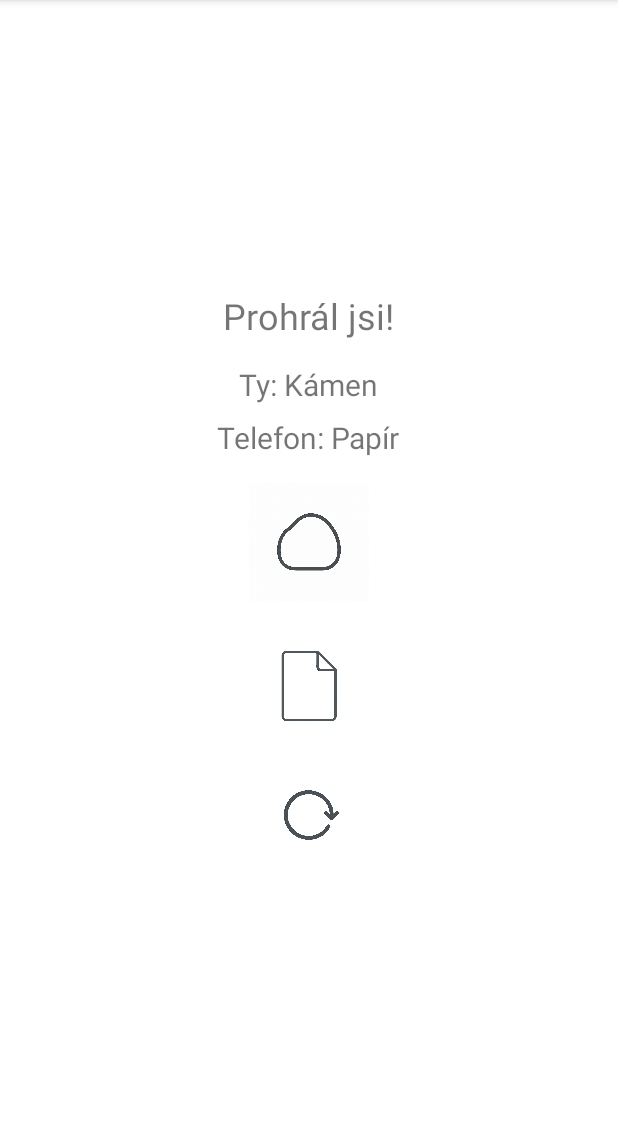
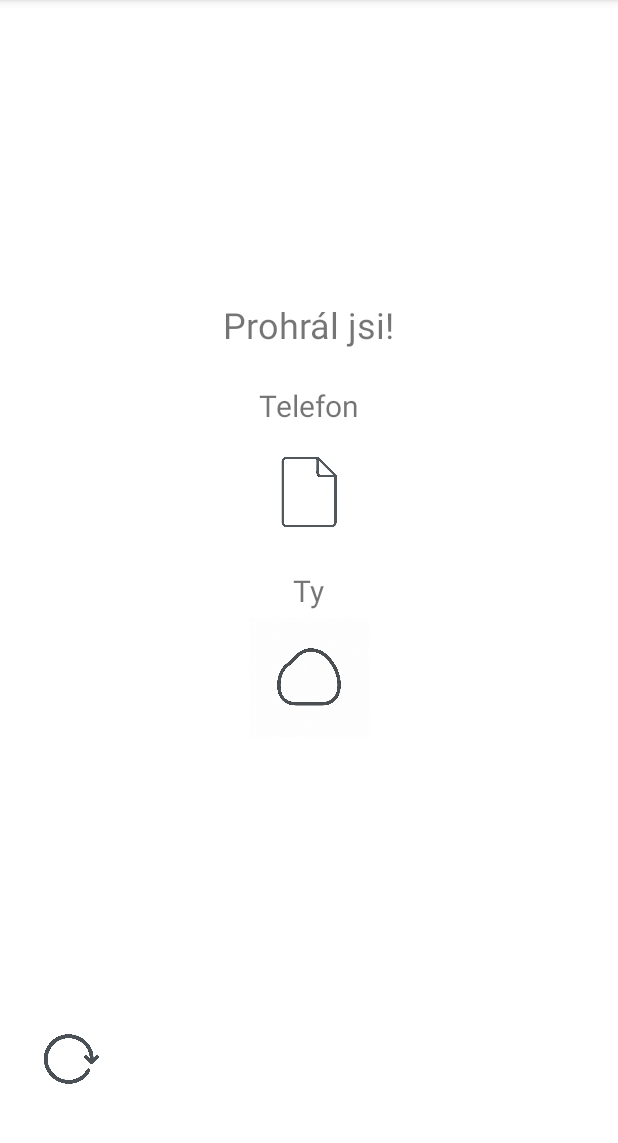
Before and after one commit to Backo47/Rock_Paper_Scissors, an Android app: the screen it shows after launch (MainActivity), after a tap on "Ikona kamene", on a phone screen of 412 x 824 dp, the part 84-1227 px from its top. Run offline under Robolectric (Android 15) with nearby library versions, the phone set to English and light mode, and no system bars.

Commit message:
Added icons

```diff
--- a/app/src/main/java/com/example/kamennuzkypapir/MainActivity.kt
+++ b/app/src/main/java/com/example/kamennuzkypapir/MainActivity.kt
@@ -10,13 +10,14 @@ import kotlin.random.Random
 
 class MainActivity : AppCompatActivity() {
     private lateinit var resultTextView: TextView
-    private lateinit var computerChoiceTextView: TextView
-    private lateinit var userChoiceTextView: TextView
-
+    private lateinit var computerLabel: TextView
+    private lateinit var playerLabel: TextView
     private lateinit var rockButton: ImageButton
     private lateinit var paperButton: ImageButton
     private lateinit var scissorsButton: ImageButton
     private lateinit var computerIcon: ImageView
+    private lateinit var playerIcon: ImageView
+    private lateinit var choicesContainer: View
     private lateinit var repeatButton: ImageButton
 
     override fun onCreate(savedInstanceState: Bundle?) {
@@ -24,16 +25,17 @@ class MainActivity : AppCompatActivity() {
         setContentView(R.layout.activity_main)
 
         resultTextView = findViewById(R.id.result_text)
-        computerChoiceTextView = findViewById(R.id.computer_choice_text)
-        userChoiceTextView = findViewById(R.id.user_choice_text)
-
-        // Initialize choice buttons
+        // Initialize labels and icons
+        computerLabel = findViewById(R.id.computer_label)
+        playerLabel = findViewById(R.id.player_label)
+        computerIcon = findViewById(R.id.computer_icon)
+        playerIcon = findViewById(R.id.player_icon)
+        // Initialize choice container and buttons
+        choicesContainer = findViewById(R.id.choices_container)
         rockButton = findViewById(R.id.rock_button)
         paperButton = findViewById(R.id.paper_button)
         scissorsButton = findViewById(R.id.scissors_button)
-
-        // Initialize computer icon and repeat button
-        computerIcon = findViewById(R.id.computer_icon)
+        // Repeat button
         repeatButton = findViewById(R.id.repeat_button)
 
         // Set click listeners for player's choice
@@ -46,40 +48,40 @@ class MainActivity : AppCompatActivity() {
     }
 
     private fun playGame(userChoice: String) {
-        // Display player's choice text
-        userChoiceTextView.text = "Ty: $userChoice"
-        // Hide buttons that were not chosen
-        when (userChoice) {
-            "Kámen" -> {
-                paperButton.visibility = View.GONE
-                scissorsButton.visibility = View.GONE
-            }
-            "Papír" -> {
-                rockButton.visibility = View.GONE
-                scissorsButton.visibility = View.GONE
-            }
-            "Nůžky" -> {
-                rockButton.visibility = View.GONE
-                paperButton.visibility = View.GONE
-            }
-        }
-        // Disable all buttons to prevent multiple selections
+        // Disable all choice buttons to prevent multiple selections
         rockButton.isEnabled = false
         paperButton.isEnabled = false
         scissorsButton.isEnabled = false
 
+        // Hide the entire container of choice buttons so the result area can expand
+        choicesContainer.visibility = View.GONE
+
+        // Show labels for computer and player
+        computerLabel.visibility = View.VISIBLE
+        playerLabel.visibility = View.VISIBLE
+
+        // Set player's icon based on their choice and show it
+        when (userChoice) {
+            "Kámen" -> playerIcon.setImageResource(R.drawable.rock)
+            "Papír" -> playerIcon.setImageResource(R.drawable.paper)
+            "Nůžky" -> playerIcon.setImageResource(R.drawable.scissors)
+        }
+        playerIcon.visibility = View.VISIBLE
+
+        // Generate computer's choice
         val computerChoice = getComputerChoice()
-        computerChoiceTextView.text = "Telefon: $computerChoice"
-        // Set computer icon based on choice and show it
+        // Set computer's icon accordingly
         when (computerChoice) {
             "Kámen" -> computerIcon.setImageResource(R.drawable.rock)
             "Papír" -> computerIcon.setImageResource(R.drawable.paper)
             "Nůžky" -> computerIcon.setImageResource(R.drawable.scissors)
         }
         computerIcon.visibility = View.VISIBLE
+
         // Determine winner and display result
         resultTextView.text = determineWinner(userChoice, computerChoice)
-        // Show repeat button
+
+        // Show the repeat button to allow starting a new round
         repeatButton.visibility = View.VISIBLE
     }
 
@@ -108,20 +110,19 @@ class MainActivity : AppCompatActivity() {
      * resets the result and choice labels.
      */
     private fun resetGame() {
-        // Show all buttons
-        rockButton.visibility = View.VISIBLE
-        paperButton.visibility = View.VISIBLE
-        scissorsButton.visibility = View.VISIBLE
-        // Enable buttons again for selection
+        // Show the container with all choice buttons
+        choicesContainer.visibility = View.VISIBLE
+        // Re-enable all choice buttons
         rockButton.isEnabled = true
         paperButton.isEnabled = true
         scissorsButton.isEnabled = true
-        // Hide computer icon and repeat button
+        // Hide result-specific elements
+        computerLabel.visibility = View.GONE
+        playerLabel.visibility = View.GONE
         computerIcon.visibility = View.GONE
+        playerIcon.visibility = View.GONE
         repeatButton.visibility = View.GONE
-        // Reset text views
+        // Reset result text
         resultTextView.text = getString(R.string.vyberte_k_men_n_ky_nebo_pap_r)
-        userChoiceTextView.text = ""
-        computerChoiceTextView.text = ""
     }
 }
--- a/app/src/main/res/layout/activity_main.xml
+++ b/app/src/main/res/layout/activity_main.xml
@@ -1,12 +1,20 @@
 <?xml version="1.0" encoding="utf-8"?>
 <LinearLayout xmlns:android="http://schemas.android.com/apk/res/android"
-    xmlns:app="http://schemas.android.com/apk/res-auto"
     android:layout_width="match_parent"
     android:layout_height="match_parent"
     android:orientation="vertical"
-    android:gravity="center"
     android:padding="16dp">
 
+    <!-- Content container that expands to fill available space and centers its children. -->
+    <LinearLayout
+        android:id="@+id/content_layout"
+        android:layout_width="match_parent"
+        android:layout_height="0dp"
+        android:layout_weight="1"
+        android:orientation="vertical"
+        android:gravity="center">
+
+        <!-- Result message -->
         <TextView
             android:id="@+id/result_text"
             android:layout_width="wrap_content"
@@ -16,24 +24,50 @@
             android:gravity="center"
             android:paddingBottom="16dp" />
 
+        <!-- Computer label and icon -->
         <TextView
-        android:id="@+id/user_choice_text"
+            android:id="@+id/computer_label"
             android:layout_width="wrap_content"
             android:layout_height="wrap_content"
-        android:text=""
+            android:text="@string/computer_label"
             android:textSize="20sp"
-        android:paddingBottom="8dp" />
+            android:paddingTop="8dp"
+            android:visibility="gone" />
 
+        <ImageView
+            android:id="@+id/computer_icon"
+            android:layout_width="80dp"
+            android:layout_height="80dp"
+            android:layout_marginTop="4dp"
+            android:visibility="gone"
+            android:contentDescription="@string/computer_choice_icon_desc" />
+
+        <!-- Player label and icon -->
         <TextView
-        android:id="@+id/computer_choice_text"
+            android:id="@+id/player_label"
             android:layout_width="wrap_content"
             android:layout_height="wrap_content"
-        android:text=""
+            android:text="@string/player_label"
             android:textSize="20sp"
-        android:paddingBottom="16dp" />
+            android:paddingTop="12dp"
+            android:visibility="gone" />
 
-    <!-- Icons instead of text buttons -->
-    <!-- Player choice icons -->
+        <ImageView
+            android:id="@+id/player_icon"
+            android:layout_width="80dp"
+            android:layout_height="80dp"
+            android:layout_marginTop="4dp"
+            android:visibility="gone"
+            android:contentDescription="@string/player_choice_icon_desc" />
+
+        <!-- Choices container shown before selection -->
+        <LinearLayout
+            android:id="@+id/choices_container"
+            android:layout_width="wrap_content"
+            android:layout_height="wrap_content"
+            android:orientation="vertical"
+            android:gravity="center_horizontal">
+
             <ImageButton
                 android:id="@+id/rock_button"
                 android:layout_width="80dp"
@@ -48,9 +82,9 @@
                 android:id="@+id/paper_button"
                 android:layout_width="80dp"
                 android:layout_height="80dp"
+                android:layout_marginTop="8dp"
                 android:src="@drawable/paper"
                 android:background="?attr/selectableItemBackgroundBorderless"
-        android:layout_marginTop="8dp"
                 android:scaleType="fitCenter"
                 android:adjustViewBounds="true"
                 android:contentDescription="@string/papir_desc" />
@@ -59,33 +93,27 @@
                 android:id="@+id/scissors_button"
                 android:layout_width="80dp"
                 android:layout_height="80dp"
+                android:layout_marginTop="8dp"
                 android:src="@drawable/scissors"
                 android:background="?attr/selectableItemBackgroundBorderless"
-        android:layout_marginTop="8dp"
                 android:scaleType="fitCenter"
                 android:adjustViewBounds="true"
                 android:contentDescription="@string/nuzky_desc" />
+        </LinearLayout>
+    </LinearLayout>
 
-    <!-- Computer choice icon, hidden until a round is played -->
-    <ImageView
-        android:id="@+id/computer_icon"
-        android:layout_width="80dp"
-        android:layout_height="80dp"
-        android:layout_marginTop="16dp"
-        android:visibility="gone"
-        android:contentDescription="@string/computer_choice_icon_desc" />
-
-    <!-- Repeat button shown after round completion -->
+    <!-- Repeat button displayed after a round. Aligned to bottom by virtue of being after content_layout -->
     <ImageButton
         android:id="@+id/repeat_button"
         android:layout_width="60dp"
         android:layout_height="60dp"
-        android:layout_marginTop="16dp"
+        android:layout_marginBottom="16dp"
         android:visibility="gone"
         android:src="@drawable/replay"
         android:background="?attr/selectableItemBackgroundBorderless"
+        android:tint="@null"
         android:scaleType="fitCenter"
         android:adjustViewBounds="true"
-        android:contentDescription="@string/repeat_desc"
-        app:tint="@null" />
+        android:contentDescription="@string/repeat_desc" />
+
 </LinearLayout>
--- a/app/src/main/res/values/strings.xml
+++ b/app/src/main/res/values/strings.xml
@@ -13,4 +13,10 @@
     <string name="computer_choice_icon_desc">Ikona volby telefonu</string>
     <!-- Content description for repeat button -->
     <string name="repeat_desc">Opakovat hru</string>
+
+    <!-- Labels for result screen -->
+    <string name="computer_label">Telefon</string>
+    <string name="player_label">Ty</string>
+    <!-- Content description for player's choice icon -->
+    <string name="player_choice_icon_desc">Ikona volby hráče</string>
 </resources>
```
Lines whose indentation alone changed are shown as unchanged.
